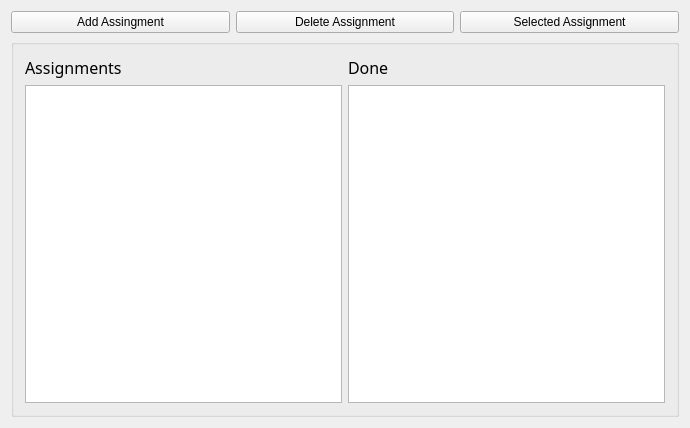
Old version of the form QtWidges/qListWidgetDemo/widget.ui in the repository eduardorasgado/RoadtoQt5.
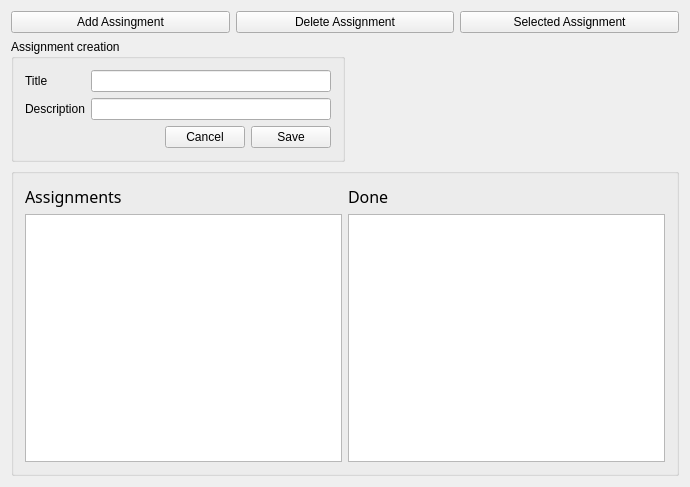
New version of the form.

Commit message: assignment form and logic to set vbuttons and form visibility

```diff
--- a/QtWidges/qListWidgetDemo/widget.ui
+++ b/QtWidges/qListWidgetDemo/widget.ui
@@ -7,13 +7,13 @@
     <x>0</x>
     <y>0</y>
     <width>690</width>
-    <height>428</height>
+    <height>487</height>
    </rect>
   </property>
   <property name="windowTitle">
    <string>Widget</string>
   </property>
-  <layout class="QVBoxLayout" name="verticalLayout_3">
+  <layout class="QVBoxLayout" name="verticalLayout_4">
    <item>
     <layout class="QHBoxLayout" name="horizontalLayout_2">
      <item>
@@ -39,6 +39,91 @@
      </item>
     </layout>
    </item>
+   <item>
+    <layout class="QHBoxLayout" name="horizontalLayout_5">
+     <item>
+      <widget class="QGroupBox" name="box_asg_form">
+       <property name="title">
+        <string>Assignment creation</string>
+       </property>
+       <layout class="QVBoxLayout" name="verticalLayout_3">
+        <item>
+         <layout class="QFormLayout" name="formLayout">
+          <item row="0" column="0">
+           <widget class="QLabel" name="label_3">
+            <property name="text">
+             <string>Title</string>
+            </property>
+           </widget>
+          </item>
+          <item row="0" column="1">
+           <widget class="QLineEdit" name="lineEdit"/>
+          </item>
+          <item row="1" column="0">
+           <widget class="QLabel" name="label_4">
+            <property name="text">
+             <string>Description</string>
+            </property>
+           </widget>
+          </item>
+          <item row="1" column="1">
+           <widget class="QLineEdit" name="lineEdit_2"/>
+          </item>
+         </layout>
+        </item>
+        <item>
+         <layout class="QHBoxLayout" name="horizontalLayout_4">
+          <item>
+           <spacer name="horizontalSpacer">
+            <property name="orientation">
+             <enum>Qt::Horizontal</enum>
+            </property>
+            <property name="sizeHint" stdset="0">
+             <size>
+              <width>78</width>
+              <height>20</height>
+             </size>
+            </property>
+           </spacer>
+          </item>
+          <item>
+           <layout class="QHBoxLayout" name="horizontalLayout_3">
+            <item>
+             <widget class="QPushButton" name="pushButton">
+              <property name="text">
+               <string>Cancel</string>
+              </property>
+             </widget>
+            </item>
+            <item>
+             <widget class="QPushButton" name="pushButton_2">
+              <property name="text">
+               <string>Save</string>
+              </property>
+             </widget>
+            </item>
+           </layout>
+          </item>
+         </layout>
+        </item>
+       </layout>
+      </widget>
+     </item>
+     <item>
+      <spacer name="horizontalSpacer_2">
+       <property name="orientation">
+        <enum>Qt::Horizontal</enum>
+       </property>
+       <property name="sizeHint" stdset="0">
+        <size>
+         <width>238</width>
+         <height>20</height>
+        </size>
+       </property>
+      </spacer>
+     </item>
+    </layout>
+   </item>
    <item>
     <widget class="QGroupBox" name="groupBox">
      <property name="title">
```
The commit also changes 1 other file.
